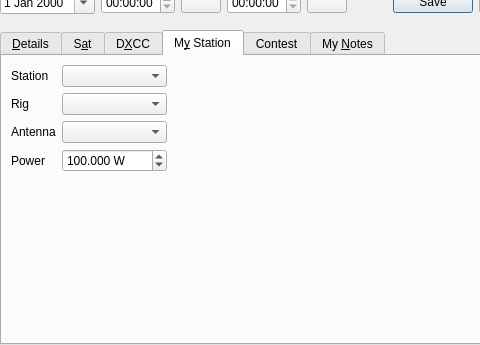
Old version of the form ui/NewContactWidget.ui in the repository k5mcd/QLog; both pictures show x 0 to 480 and y 130 to 475 of the 980 by 475 pixel window.
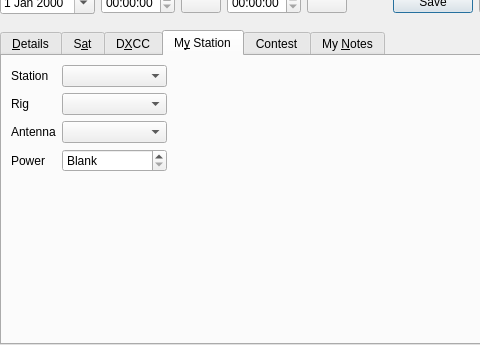
New version of the form. The open tabs and pages were chosen to show the change. Icons and pictures are not drawn. Custom widgets are drawn as their Qt base class.

Commit message: Fixed #179 - QSO Detail save incorrect TX_PWR value when TX_PWR = 0

Patch:
```diff
--- a/ui/NewContactWidget.ui
+++ b/ui/NewContactWidget.ui
@@ -2114,6 +2114,9 @@
            <property name="focusPolicy">
             <enum>Qt::ClickFocus</enum>
            </property>
+           <property name="specialValueText">
+            <string>Blank</string>
+           </property>
            <property name="suffix">
             <string> W</string>
            </property>
@@ -2124,7 +2127,7 @@
             <double>1000000.000000000000000</double>
            </property>
            <property name="value">
-            <double>100.000000000000000</double>
+            <double>0.000000000000000</double>
            </property>
           </widget>
          </item>
```
The commit also changes 4 other files.
